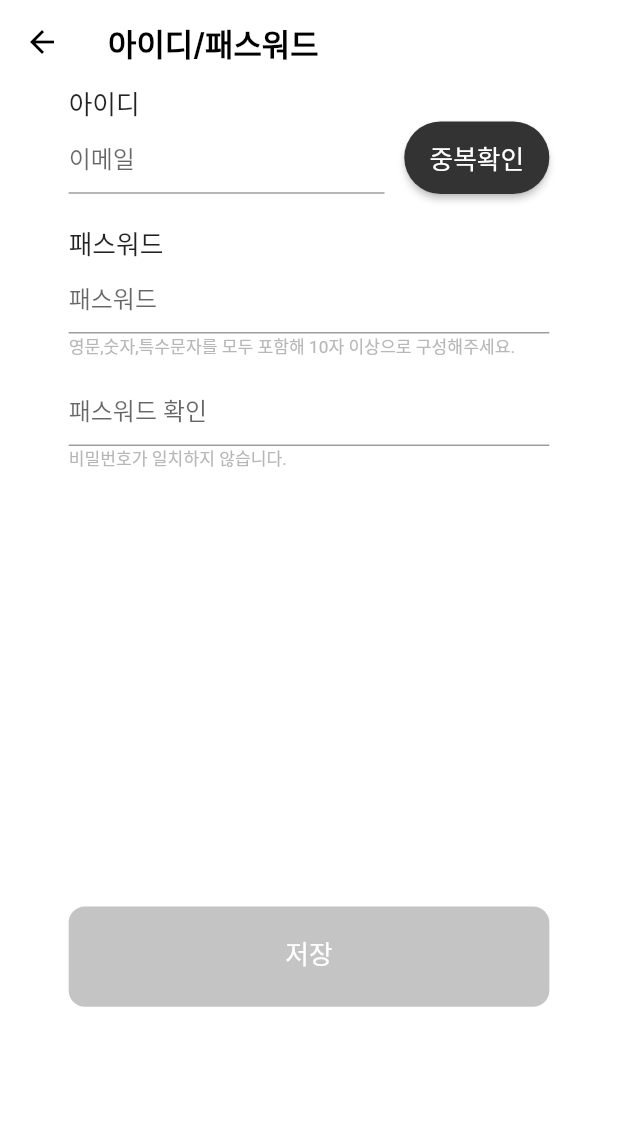
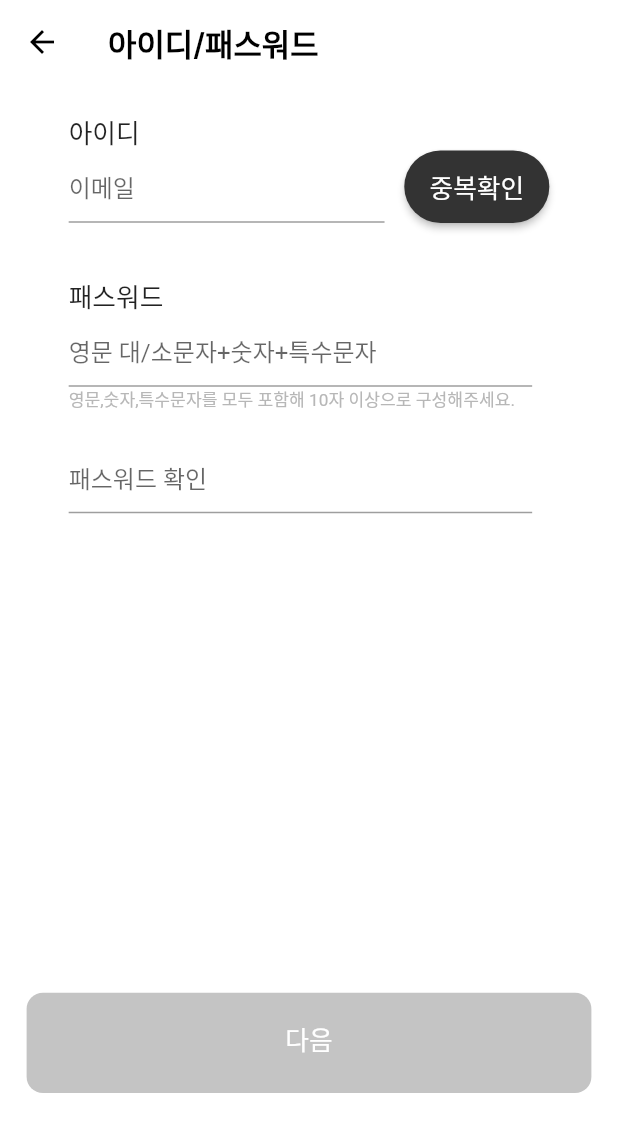
Before and after one commit to junsu0573/DeepPlant-front, a Flutter app: the IdPwInsertion screen opened by its route, on a phone screen of 412 x 824 dp. Shown: the top 1132 px of the screen. Run offline on Flutter 3.47's test engine with Material 2 defaults, Android fonts, the phone set to English and light mode, and no system bars; our stand-ins replace cloud_firestore, email_validator, firebase_auth, firebase_core, firebase_storage, flutter_screenutil and 3 more; missing offline and left inert: qr_code_scanner, xml2json; accounts and stored records are empty; Roboto replaces fonts that are missing (Inter).

Commit message:
email info insertion

```diff
--- a/deep_plant_app/lib/pages/experiment_data_input_page.dart
+++ b/deep_plant_app/lib/pages/experiment_data_input_page.dart
@@ -92,6 +92,9 @@ class _ExperimentDataInputPageState extends State<ExperimentDataInputPage> {
               ),
               SaveButton(
                 onPressed: _sendEvaluation,
+                text: '저장',
+                width: 658.w,
+                heigh: 104.h,
               ),
             ],
           ),
--- a/deep_plant_app/lib/pages/maet-registration/complete_registration_page.dart
+++ b/deep_plant_app/lib/pages/maet-registration/complete_registration_page.dart
@@ -6,6 +6,7 @@ import 'package:deep_plant_app/models/user_model.dart';
 import 'package:deep_plant_app/widgets/save_button.dart';
 import 'package:firebase_storage/firebase_storage.dart';
 import 'package:flutter/material.dart';
+import 'package:flutter_screenutil/flutter_screenutil.dart';
 import 'package:go_router/go_router.dart';
 import 'package:intl/intl.dart';
 
@@ -159,6 +160,9 @@ class _CompleteResgistrationState extends State<CompleteResgistration> {
                     margin: EdgeInsets.only(bottom: 10),
                     child: SaveButton(
                       onPressed: () => context.go('/option'),
+                      text: '홈으로 이동',
+                      width: 658.w,
+                      heigh: 104.h,
                     ),
                   ),
                 ],
--- a/deep_plant_app/lib/pages/maet-registration/freshmeat_evaluation_page.dart
+++ b/deep_plant_app/lib/pages/maet-registration/freshmeat_evaluation_page.dart
@@ -166,6 +166,9 @@ class _FreshmeatEvaluationState extends State<FreshmeatEvaluation> {
                       context.go('/option/show-step');
                     }
                   : null,
+              text: '저장',
+              width: 658.w,
+              heigh: 104.h,
             ),
           ],
         ),
--- a/deep_plant_app/lib/pages/maet-registration/show_step_page.dart
+++ b/deep_plant_app/lib/pages/maet-registration/show_step_page.dart
@@ -3,6 +3,7 @@ import 'package:deep_plant_app/widgets/custom_appbar.dart';
 import 'package:deep_plant_app/widgets/save_button.dart';
 import 'package:deep_plant_app/widgets/step_card.dart';
 import 'package:flutter/material.dart';
+import 'package:flutter_screenutil/flutter_screenutil.dart';
 import 'package:go_router/go_router.dart';
 
 class ShowStep extends StatefulWidget {
@@ -78,6 +79,9 @@ class _ShowStepState extends State<ShowStep> {
                         context.go('/option/complete_register');
                       }
                     : null,
+                text: '저장',
+                width: 310.w,
+                heigh: 104.h,
               ),
             ),
           ],
--- a/deep_plant_app/lib/pages/sign-up/id_pw_insertion_page.dart
+++ b/deep_plant_app/lib/pages/sign-up/id_pw_insertion_page.dart
@@ -2,6 +2,8 @@ import 'package:cloud_firestore/cloud_firestore.dart';
 import 'package:deep_plant_app/widgets/common_button.dart';
 import 'package:deep_plant_app/widgets/custom_appbar.dart';
 import 'package:deep_plant_app/widgets/save_button.dart';
+import 'package:deep_plant_app/widgets/show_custom_popup.dart';
+import 'package:email_validator/email_validator.dart';
 import 'package:flutter/material.dart';
 import 'package:flutter_screenutil/flutter_screenutil.dart';
 
@@ -13,21 +15,98 @@ class IdPwInsertion extends StatefulWidget {
 }
 
 class _IdPwInsertionState extends State<IdPwInsertion> {
-  final _formKey = GlobalKey<FormState>(); // form 구성
+  // form 구성
+  final _formKey = GlobalKey<FormState>();
 
+  // firebase firestore
   final _firestore = FirebaseFirestore.instance;
+
   bool _isUnique = false;
   String userEmail = '';
+  String userPassword = '';
+  String userCPassword = '';
 
+  // 버튼 활성화 확인을 위한 변수
+  bool _isValidId = false;
+  bool _isValidPw = false;
+  bool _isValidCPw = false;
+
+  // validation 문구를 위한 변수
+  bool isRedTextId = false;
+  bool isRedTextPw = false;
+  bool isRedTextCPw = false;
+
+  // 아이디 유효성 검사
   String? idValidate(String? value) {
-    if (value!.isEmpty || !value.contains('@') || !value.contains('.')) {
-      return '이메일을 확인하세요.';
-    } else {
-      dupliCheck(userEmail);
-      if (!_isUnique) {
-        return '중복된 이메일입니다.';
+    final bool isValid = EmailValidator.validate(value!);
+    if (value.isEmpty) {
+      setState(() {
+        _isValidId = false;
+        isRedTextId = false;
+      });
+      return null;
+    } else if (!isValid) {
+      setState(() {
+        _isValidId = false;
+        isRedTextId = true;
+      });
+      return null;
     }
+
+    setState(() {
+      _isValidId = true;
+      isRedTextId = false;
+    });
+
+    return null;
   }
+
+  // 비밀번호 유효성 검사
+  String? pwValidate(String? value) {
+    final bool isValid = validatePassword(value!);
+    if (value.isEmpty) {
+      setState(() {
+        _isValidPw = false;
+        isRedTextPw = false;
+      });
+      return null;
+    } else if (!isValid) {
+      setState(() {
+        _isValidPw = false;
+        isRedTextPw = true;
+      });
+      return null;
+    }
+
+    setState(() {
+      _isValidPw = true;
+      isRedTextPw = false;
+    });
+
+    return null;
+  }
+
+  // 비밀번호 재입력 유효성 검사
+  String? cPwValidate(String? value) {
+    if (value!.isEmpty) {
+      setState(() {
+        _isValidCPw = false;
+        isRedTextCPw = false;
+      });
+      return null;
+    } else if (userPassword != userCPassword) {
+      setState(() {
+        _isValidCPw = false;
+        isRedTextCPw = true;
+      });
+      return null;
+    }
+
+    setState(() {
+      _isValidCPw = true;
+      isRedTextCPw = false;
+    });
+
     return null;
   }
 
@@ -39,6 +118,15 @@ class _IdPwInsertionState extends State<IdPwInsertion> {
     }
   }
 
+  bool validatePassword(String password) {
+    // 비밀번호 유효성을 검사하는 정규식
+    const pattern =
+        r'^(?=.*?[A-Z])(?=.*?[a-z])(?=.*?[0-9])(?=.*?[!@#$%^&*()\-_=+{};:,<.>]).{10,}$';
+    final regex = RegExp(pattern);
+
+    return regex.hasMatch(password);
+  }
+
   Future<void> dupliCheck(String userEmail) async {
     try {
       // 유저가 입력한 ID가 해당 컬렉션에 존재하는지 확인
@@ -48,15 +136,28 @@ class _IdPwInsertionState extends State<IdPwInsertion> {
       if (docSnapshot.exists) {
         setState(() {
           _isUnique = false;
+          if (_isValidId) {
+            showDuplicateEmailPopup(context);
+          }
         });
       } else {
+        if (_isValidId) {
           setState(() {
             _isUnique = true;
           });
         }
+      }
     } catch (e) {
       print('에러 발생');
     }
+  }
+
+  // 모든 값이 올바르게 입력됐는지 확인
+  bool isAllChecked() {
+    if (_isValidId && _isValidPw && _isValidPw && _isUnique) {
+      return true;
+    }
+    return false;
   }
 
   @override
@@ -73,11 +174,16 @@ class _IdPwInsertionState extends State<IdPwInsertion> {
         child: SingleChildScrollView(
           child: Form(
             key: _formKey,
-            child: Container(
+            child: Column(
+              children: [
+                Container(
                   padding: EdgeInsets.symmetric(horizontal: 80.w),
                   child: Column(
                     crossAxisAlignment: CrossAxisAlignment.start,
                     children: [
+                      SizedBox(
+                        height: 30.h,
+                      ),
                       Text(
                         '아이디',
                         style: TextStyle(fontSize: 30.sp),
@@ -88,6 +194,7 @@ class _IdPwInsertionState extends State<IdPwInsertion> {
                             width: 368.w,
                             // 이메일 입력 필드
                             child: TextFormField(
+                              obscureText: false,
                               decoration: InputDecoration(
                                 hintText: '이메일',
                               ),
@@ -95,7 +202,11 @@ class _IdPwInsertionState extends State<IdPwInsertion> {
                                 userEmail = value!;
                               },
                               onChanged: (value) {
+                                setState(() {
                                   userEmail = value;
+                                  _isUnique = false;
+                                  _tryValidation();
+                                });
                               },
                               validator: (value) => idValidate(value),
                             ),
@@ -108,51 +219,96 @@ class _IdPwInsertionState extends State<IdPwInsertion> {
                                       '중복확인',
                                       style: TextStyle(fontSize: 30.sp),
                                     ),
-                          onPress: () {
-                            _tryValidation();
-                          },
+                              onPress: _isUnique
+                                  ? null
+                                  : () => dupliCheck(userEmail),
                               width: 169.w,
                               height: 75.h),
                         ],
                       ),
+                      Text(
+                        '잘못된 이메일 형식입니다.',
+                        style: TextStyle(
+                          fontSize: 20.sp,
+                          color: isRedTextId ? Colors.red : Colors.white,
+                        ),
+                      ),
                       SizedBox(
-                    height: 20,
+                        height: 30.h,
                       ),
                       Text(
                         '패스워드',
                         style: TextStyle(fontSize: 30.sp),
                       ),
-                  TextField(
+                      SizedBox(
+                        width: 540.w,
+                        // 패스워드 입력 필드
+                        child: TextFormField(
                           decoration: InputDecoration(
-                      hintText: '패스워드',
+                            hintText: '영문 대/소문자+숫자+특수문자',
+                          ),
+                          onSaved: (value) {
+                            userPassword = value!;
+                          },
+                          onChanged: (value) {
+                            setState(() {
+                              userPassword = value;
+                              _tryValidation();
+                            });
+                          },
+                          validator: (value) => pwValidate(value),
                         ),
                       ),
                       Text(
                         '영문,숫자,특수문자를 모두 포함해 10자 이상으로 구성해주세요.',
                         style: TextStyle(
                             fontSize: 20.sp,
-                        color: Color.fromRGBO(183, 183, 183, 1)),
+                            color: isRedTextPw
+                                ? Colors.red
+                                : Color.fromRGBO(183, 183, 183, 1)),
                       ),
                       SizedBox(
-                    height: 10,
+                        height: 30.h,
                       ),
-                  TextField(
+                      SizedBox(
+                        width: 540.w,
+                        // 패스워드 재입력 필드
+                        child: TextFormField(
                           decoration: InputDecoration(
                             hintText: '패스워드 확인',
+                          ),
+                          onSaved: (value) {
+                            userCPassword = value!;
+                          },
+                          onChanged: (value) {
+                            setState(() {
+                              userCPassword = value;
+                              _tryValidation();
+                            });
+                          },
+                          validator: (value) => cPwValidate(value),
                         ),
                       ),
                       Text(
                         '비밀번호가 일치하지 않습니다.',
                         style: TextStyle(
                           fontSize: 20.sp,
-                        color: Color.fromRGBO(183, 183, 183, 1)),
+                          color: isRedTextCPw ? Colors.red : Colors.white,
+                        ),
                       ),
                       SizedBox(
-                    height: 290,
+                        height: 470.h,
                       ),
-                  SaveButton(),
                     ],
                   ),
+                ),
+                SaveButton(
+                  onPressed: isAllChecked() ? () {} : null,
+                  text: '다음',
+                  width: 658.w,
+                  heigh: 104.h,
+                ),
+              ],
             ),
           ),
         ),
--- a/deep_plant_app/lib/pages/tongue_data_input_page.dart
+++ b/deep_plant_app/lib/pages/tongue_data_input_page.dart
@@ -93,6 +93,9 @@ class _TongueDataInputPageState extends State<TongueDataInputPage> {
             ),
             SaveButton(
               onPressed: _sendEvaluation,
+              text: '저장',
+              width: 658.w,
+              heigh: 104.h,
             ),
           ],
         ),
--- a/deep_plant_app/lib/widgets/save_button.dart
+++ b/deep_plant_app/lib/widgets/save_button.dart
@@ -3,10 +3,16 @@ import 'package:flutter_screenutil/flutter_screenutil.dart';
 
 class SaveButton extends StatelessWidget {
   final VoidCallback? onPressed;
+  final String text;
+  final double width;
+  final double heigh;
 
   const SaveButton({
     super.key,
     this.onPressed,
+    required this.text,
+    required this.width,
+    required this.heigh,
   });
 
   @override
@@ -18,13 +24,13 @@ class SaveButton extends StatelessWidget {
         style: ElevatedButton.styleFrom(
           disabledBackgroundColor: Color(0xFFC4C4C4),
           backgroundColor: Color(0xFF515151),
-          minimumSize: Size(658.w, 104.h),
+          minimumSize: Size(width, heigh),
           shape: RoundedRectangleBorder(
             borderRadius: BorderRadius.circular(19.sp),
           ),
         ),
         child: Text(
-          '저장',
+          text,
           style: TextStyle(
             color: Colors.white,
             fontSize: 30.sp,
--- a/deep_plant_app/lib/widgets/show_custom_popup.dart
+++ b/deep_plant_app/lib/widgets/show_custom_popup.dart
@@ -2,23 +2,29 @@ import 'package:flutter/material.dart';
 import 'package:flutter_screenutil/flutter_screenutil.dart';
 
 //////////////////////////////////////////////////////////////////////////////////////
-String UnselectedText = '선택되지 않은 항목이 있습니다.';
-String FileUploadFailText = '파일 업로드 실패';
-String TemporarySaveText = '데이터 등록을 실패했습니다.';
+String unselectedText = '선택되지 않은 항목이 있습니다.';
+String fileUploadFailedText = '파일 업로드 실패';
+String tempSaveText = '데이터 등록을 실패했습니다.';
+String duplicateEmailText = '중복된 이메일입니다.';
 
 void showUnselectedPopup(BuildContext context) {
   // 선택되지않은_popup
-  showPopup(context, UnselectedText);
+  showPopup(context, unselectedText);
 }
 
 void showFileUploadFailPopup(BuildContext context) {
   // 실패_popup
-  showPopup(context, FileUploadFailText);
+  showPopup(context, fileUploadFailedText);
 }
 
 void showTemporarySavePopup(BuildContext context) {
   // 임시저장_popup
-  showPopup(context, TemporarySaveText);
+  showPopup(context, tempSaveText);
+}
+
+void showDuplicateEmailPopup(BuildContext context) {
+  // 이메일 중복
+  showPopup(context, duplicateEmailText);
 }
 /////////////////////////////////////////////// ////////////////////////////////////////
 
--- a/deep_plant_app/pubspec.yaml
+++ b/deep_plant_app/pubspec.yaml
@@ -46,6 +46,7 @@ dependencies:
   flutter_screenutil: ^5.7.0
   intl: ^0.18.1
   table_calendar: ^3.0.6
+  email_validator: ^2.1.17
 
 dev_dependencies:
   flutter_test:
```
Also changed, not shown: deep_plant_app/lib/pages/sign-up/email_verification.dart (+7 -5 lines), deep_plant_app/pubspec.lock. Lines whose indentation alone changed are shown as unchanged.
